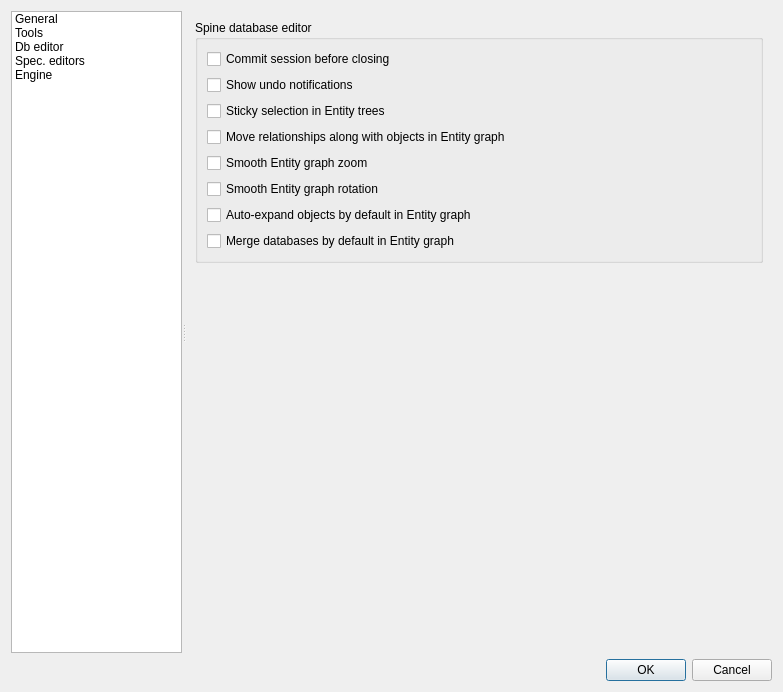
First picture: the form in spinetoolbox/ui/settings.ui, repository spine-tools/Spine-Toolbox, before the edit.
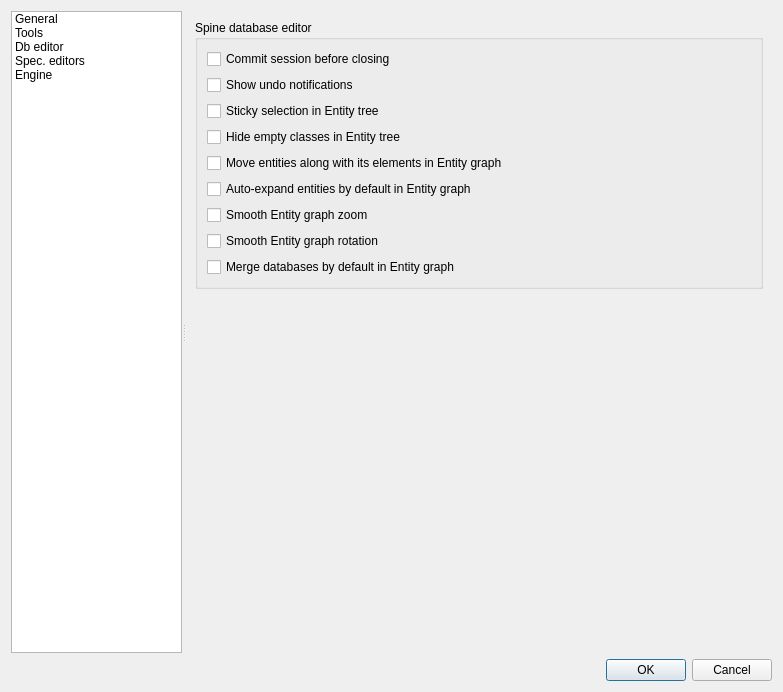
Second picture: the form after the edit. The open tabs and pages were chosen to show the change. Icons and pictures are not drawn. Custom widgets are drawn as their Qt base class.

Commit message: Make hide empty classes a persistent setting

Patch:
```diff
--- a/spinetoolbox/ui/settings.ui
+++ b/spinetoolbox/ui/settings.ui
@@ -1088,17 +1088,34 @@
               <string>&lt;html&gt;&lt;head/&gt;&lt;body&gt;&lt;p&gt;Controls how selecting items in Object tree &lt;span style=&quot; font-weight:600;&quot;&gt;using the left mouse button&lt;/span&gt; works. &lt;/p&gt;&lt;p&gt;When unchecked [default], Single selection is enabled. Pressing the Ctrl-button down enables multiple selection.&lt;/p&gt;&lt;p&gt;When checked, Multiple selection is enabled. Pressing the Ctrl-button down enables single selection.&lt;/p&gt;&lt;/body&gt;&lt;/html&gt;</string>
              </property>
              <property name="text">
-              <string>Sticky selection in Entity trees</string>
+              <string>Sticky selection in Entity tree</string>
              </property>
             </widget>
            </item>
            <item>
-            <widget class="QCheckBox" name="checkBox_relationship_items_follow">
+            <widget class="QCheckBox" name="checkBox_hide_empty_classes">
+             <property name="text">
+              <string>Hide empty classes in Entity tree</string>
+             </property>
+            </widget>
+           </item>
+           <item>
+            <widget class="QCheckBox" name="checkBox_entity_items_follow">
              <property name="toolTip">
               <string>&lt;html&gt;&lt;head/&gt;&lt;body&gt;&lt;p&gt;When checked [default], moving Object items causes connected Relationship items to follow.&lt;/p&gt;&lt;/body&gt;&lt;/html&gt;</string>
              </property>
              <property name="text">
-              <string>Move relationships along with objects in Entity graph</string>
+              <string>Move entities along with its elements in Entity graph</string>
+             </property>
+            </widget>
+           </item>
+           <item>
+            <widget class="QCheckBox" name="checkBox_auto_expand_entities">
+             <property name="toolTip">
+              <string>&lt;html&gt;&lt;head/&gt;&lt;body&gt;&lt;p&gt;&lt;span style=&quot; font-weight:600;&quot;&gt;Checked&lt;/span&gt;: Whenever an object is included in the Entity graph, the graph automatically includes &lt;span style=&quot; font-style:italic;&quot;&gt;all&lt;/span&gt; its relationships.&lt;/p&gt;&lt;p&gt;&lt;span style=&quot; font-weight:600;&quot;&gt;Unchecked&lt;/span&gt;: Whenever &lt;span style=&quot; font-style:italic;&quot;&gt;all&lt;/span&gt; the objects in a relationship are included in the Entity graph, the graph automatically includes the relationship.&lt;/p&gt;&lt;p&gt;Note: This setting is a global default, but can be locally overriden in every Spine DB editor session.&lt;/p&gt;&lt;/body&gt;&lt;/html&gt;</string>
+             </property>
+             <property name="text">
+              <string>Auto-expand entities by default in Entity graph</string>
              </property>
             </widget>
            </item>
@@ -1116,16 +1133,6 @@
              </property>
             </widget>
            </item>
-           <item>
-            <widget class="QCheckBox" name="checkBox_auto_expand_objects">
-             <property name="toolTip">
-              <string>&lt;html&gt;&lt;head/&gt;&lt;body&gt;&lt;p&gt;&lt;span style=&quot; font-weight:600;&quot;&gt;Checked&lt;/span&gt;: Whenever an object is included in the Entity graph, the graph automatically includes &lt;span style=&quot; font-style:italic;&quot;&gt;all&lt;/span&gt; its relationships.&lt;/p&gt;&lt;p&gt;&lt;span style=&quot; font-weight:600;&quot;&gt;Unchecked&lt;/span&gt;: Whenever &lt;span style=&quot; font-style:italic;&quot;&gt;all&lt;/span&gt; the objects in a relationship are included in the Entity graph, the graph automatically includes the relationship.&lt;/p&gt;&lt;p&gt;Note: This setting is a global default, but can be locally overriden in every Spine DB editor session.&lt;/p&gt;&lt;/body&gt;&lt;/html&gt;</string>
-             </property>
-             <property name="text">
-              <string>Auto-expand objects by default in Entity graph</string>
-             </property>
-            </widget>
-           </item>
            <item>
             <widget class="QCheckBox" name="checkBox_merge_dbs">
              <property name="text">
```
Left out of the diff: 9 changed lines with no effect on the pictures. The commit also changes 5 other files.
